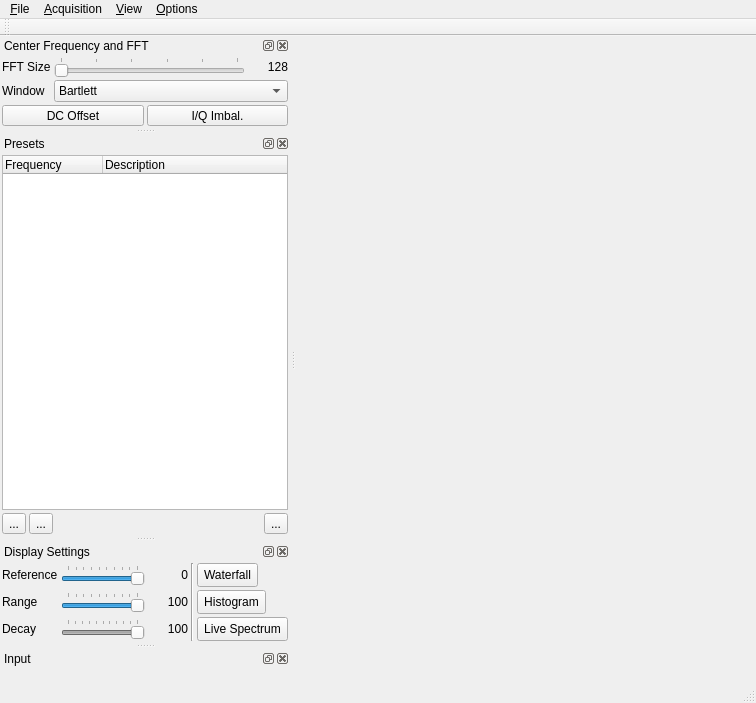
This is mainwindow.ui in osmocom/sdrangelove as Qt 5 draws it before an edit. The edited form follows.
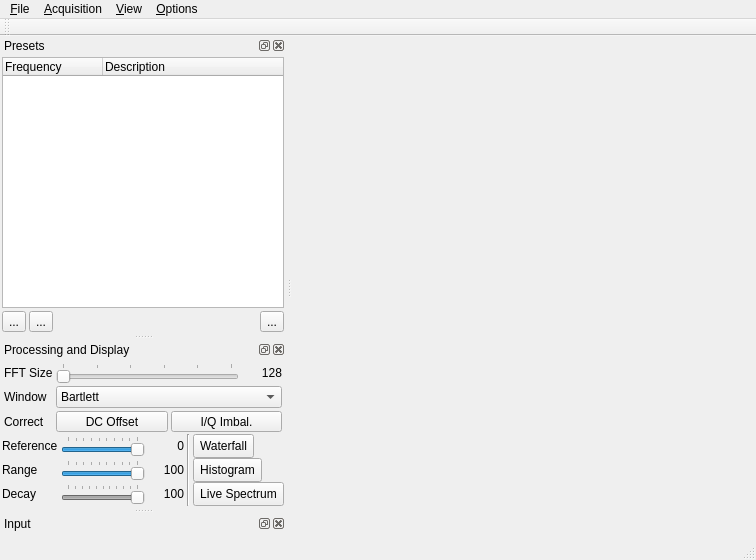
This is the edited form. Icons and pictures are not drawn. Custom widgets are drawn as their Qt base class.

The edit to the form file:
```diff
--- a/mainwindow.ui
+++ b/mainwindow.ui
@@ -7,7 +7,7 @@
     <x>0</x>
     <y>0</y>
     <width>756</width>
-    <height>703</height>
+    <height>560</height>
    </rect>
   </property>
   <property name="windowTitle">
@@ -91,183 +91,6 @@
    </attribute>
   </widget>
   <widget class="QStatusBar" name="statusBar"/>
-  <widget class="QDockWidget" name="freqDock">
-   <property name="windowTitle">
-    <string>Center Frequency and FFT</string>
-   </property>
-   <attribute name="dockWidgetArea">
-    <number>1</number>
-   </attribute>
-   <widget class="QWidget" name="dockWidgetContents_2">
-    <property name="sizePolicy">
-     <sizepolicy hsizetype="Preferred" vsizetype="Maximum">
-      <horstretch>0</horstretch>
-      <verstretch>0</verstretch>
-     </sizepolicy>
-    </property>
-    <layout class="QGridLayout" name="gridLayout_2">
-     <property name="margin">
-      <number>2</number>
-     </property>
-     <property name="spacing">
-      <number>3</number>
-     </property>
-     <item row="2" column="0">
-      <widget class="QLabel" name="label_15">
-       <property name="text">
-        <string>FFT Size</string>
-       </property>
-      </widget>
-     </item>
-     <item row="2" column="1">
-      <widget class="QSlider" name="fftSize">
-       <property name="toolTip">
-        <string>FFT calculation block size</string>
-       </property>
-       <property name="maximum">
-        <number>5</number>
-       </property>
-       <property name="pageStep">
-        <number>1</number>
-       </property>
-       <property name="orientation">
-        <enum>Qt::Horizontal</enum>
-       </property>
-       <property name="tickPosition">
-        <enum>QSlider::TicksAbove</enum>
-       </property>
-       <property name="tickInterval">
-        <number>1</number>
-       </property>
-      </widget>
-     </item>
-     <item row="2" column="2">
-      <widget class="QLabel" name="fftSizeDisplay">
-       <property name="minimumSize">
-        <size>
-         <width>40</width>
-         <height>0</height>
-        </size>
-       </property>
-       <property name="text">
-        <string>128</string>
-       </property>
-       <property name="alignment">
-        <set>Qt::AlignRight|Qt::AlignTrailing|Qt::AlignVCenter</set>
-       </property>
-      </widget>
-     </item>
-     <item row="5" column="0" colspan="3">
-      <spacer name="verticalSpacer_2">
-       <property name="orientation">
-        <enum>Qt::Vertical</enum>
-       </property>
-       <property name="sizeHint" stdset="0">
-        <size>
-         <width>0</width>
-         <height>0</height>
-        </size>
-       </property>
-      </spacer>
-     </item>
-     <item row="3" column="0">
-      <widget class="QLabel" name="label_17">
-       <property name="text">
-        <string>Window</string>
-       </property>
-      </widget>
-     </item>
-     <item row="4" column="0" colspan="3">
-      <layout class="QHBoxLayout" name="horizontalLayout">
-       <property name="spacing">
-        <number>3</number>
-       </property>
-       <item>
-        <widget class="QToolButton" name="dcOffset">
-         <property name="sizePolicy">
-          <sizepolicy hsizetype="MinimumExpanding" vsizetype="Fixed">
-           <horstretch>0</horstretch>
-           <verstretch>0</verstretch>
-          </sizepolicy>
-         </property>
-         <property name="toolTip">
-          <string>Compensate DC offset</string>
-         </property>
-         <property name="text">
-          <string>DC Offset</string>
-         </property>
-         <property name="checkable">
-          <bool>true</bool>
-         </property>
-        </widget>
-       </item>
-       <item>
-        <widget class="QToolButton" name="iqImbalance">
-         <property name="sizePolicy">
-          <sizepolicy hsizetype="MinimumExpanding" vsizetype="Fixed">
-           <horstretch>0</horstretch>
-           <verstretch>0</verstretch>
-          </sizepolicy>
-         </property>
-         <property name="toolTip">
-          <string>Compensate I/Q imbalance</string>
-         </property>
-         <property name="text">
-          <string>I/Q Imbal.</string>
-         </property>
-         <property name="checkable">
-          <bool>true</bool>
-         </property>
-        </widget>
-       </item>
-      </layout>
-     </item>
-     <item row="3" column="1" colspan="2">
-      <widget class="QComboBox" name="fftWindow">
-       <property name="sizePolicy">
-        <sizepolicy hsizetype="Expanding" vsizetype="Fixed">
-         <horstretch>0</horstretch>
-         <verstretch>0</verstretch>
-        </sizepolicy>
-       </property>
-       <property name="toolTip">
-        <string>FFT window function</string>
-       </property>
-       <item>
-        <property name="text">
-         <string>Bartlett</string>
-        </property>
-       </item>
-       <item>
-        <property name="text">
-         <string>Blackman-Harris</string>
-        </property>
-       </item>
-       <item>
-        <property name="text">
-         <string>Flat Top</string>
-        </property>
-       </item>
-       <item>
-        <property name="text">
-         <string>Hamming</string>
-        </property>
-       </item>
-       <item>
-        <property name="text">
-         <string>Hanning</string>
-        </property>
-       </item>
-       <item>
-        <property name="text">
-         <string>Rectangle</string>
-        </property>
-       </item>
-      </widget>
-     </item>
-    </layout>
-   </widget>
-  </widget>
   <widget class="QDockWidget" name="presetDock">
    <property name="windowTitle">
     <string>Presets</string>
@@ -376,15 +199,9 @@
     </layout>
    </widget>
   </widget>
-  <widget class="QDockWidget" name="displayDock">
-   <property name="maximumSize">
-    <size>
-     <width>524287</width>
-     <height>103</height>
-    </size>
-   </property>
+  <widget class="QDockWidget" name="processingDock">
    <property name="windowTitle">
-    <string>Display Settings</string>
+    <string>Processing and Display</string>
    </property>
    <attribute name="dockWidgetArea">
     <number>1</number>
@@ -397,65 +214,33 @@
      </sizepolicy>
     </property>
     <layout class="QGridLayout" name="gridLayout_5">
+     <property name="horizontalSpacing">
+      <number>3</number>
+     </property>
+     <property name="verticalSpacing">
+      <number>0</number>
+     </property>
      <property name="margin">
       <number>2</number>
      </property>
-     <property name="spacing">
-      <number>3</number>
-     </property>
-     <item row="0" column="3">
-      <widget class="QSlider" name="refLevel">
-       <property name="toolTip">
-        <string>Spectrum reference level</string>
-       </property>
-       <property name="minimum">
-        <number>-9</number>
-       </property>
-       <property name="maximum">
-        <number>0</number>
-       </property>
-       <property name="singleStep">
-        <number>1</number>
-       </property>
-       <property name="pageStep">
-        <number>1</number>
-       </property>
-       <property name="orientation">
-        <enum>Qt::Horizontal</enum>
-       </property>
-       <property name="tickPosition">
-        <enum>QSlider::TicksAbove</enum>
-       </property>
-       <property name="tickInterval">
-        <number>1</number>
-       </property>
-      </widget>
-     </item>
-     <item row="3" column="2">
-      <spacer name="verticalSpacer_4">
-       <property name="orientation">
-        <enum>Qt::Vertical</enum>
-       </property>
-       <property name="sizeHint" stdset="0">
-        <size>
-         <width>0</width>
-         <height>0</height>
-        </size>
-       </property>
-      </spacer>
-     </item>
-     <item row="0" column="2">
+     <item row="4" column="2">
       <widget class="QLabel" name="label_5">
        <property name="text">
         <string>Reference</string>
        </property>
       </widget>
      </item>
-     <item row="0" column="4">
+     <item row="4" column="6">
       <widget class="QLabel" name="refLevelDisplay">
+       <property name="sizePolicy">
+        <sizepolicy hsizetype="Maximum" vsizetype="Preferred">
+         <horstretch>0</horstretch>
+         <verstretch>0</verstretch>
+        </sizepolicy>
+       </property>
        <property name="minimumSize">
         <size>
-         <width>40</width>
+         <width>30</width>
          <height>0</height>
         </size>
        </property>
@@ -467,11 +252,17 @@
        </property>
       </widget>
      </item>
-     <item row="1" column="4">
+     <item row="6" column="6">
       <widget class="QLabel" name="levelRangeDisplay">
+       <property name="sizePolicy">
+        <sizepolicy hsizetype="Maximum" vsizetype="Preferred">
+         <horstretch>0</horstretch>
+         <verstretch>0</verstretch>
+        </sizepolicy>
+       </property>
        <property name="minimumSize">
         <size>
-         <width>40</width>
+         <width>30</width>
          <height>0</height>
         </size>
        </property>
@@ -483,56 +274,31 @@
        </property>
       </widget>
      </item>
-     <item row="1" column="2">
+     <item row="6" column="2">
       <widget class="QLabel" name="label_6">
        <property name="text">
         <string>Range</string>
        </property>
       </widget>
      </item>
-     <item row="1" column="3">
-      <widget class="QSlider" name="levelRange">
-       <property name="toolTip">
-        <string>Spectrum range</string>
-       </property>
-       <property name="minimum">
-        <number>1</number>
-       </property>
-       <property name="maximum">
-        <number>10</number>
-       </property>
-       <property name="singleStep">
-        <number>1</number>
-       </property>
-       <property name="pageStep">
-        <number>1</number>
-       </property>
-       <property name="value">
-        <number>10</number>
-       </property>
-       <property name="orientation">
-        <enum>Qt::Horizontal</enum>
-       </property>
-       <property name="tickPosition">
-        <enum>QSlider::TicksAbove</enum>
-       </property>
-       <property name="tickInterval">
-        <number>1</number>
-       </property>
-      </widget>
-     </item>
-     <item row="2" column="2">
+     <item row="7" column="2">
       <widget class="QLabel" name="label_7">
        <property name="text">
         <string>Decay</string>
        </property>
       </widget>
      </item>
-     <item row="2" column="4">
+     <item row="7" column="6">
       <widget class="QLabel" name="levelRangeDisplay_2">
+       <property name="sizePolicy">
+        <sizepolicy hsizetype="Maximum" vsizetype="Preferred">
+         <horstretch>0</horstretch>
+         <verstretch>0</verstretch>
+        </sizepolicy>
+       </property>
        <property name="minimumSize">
         <size>
-         <width>40</width>
+         <width>30</width>
          <height>0</height>
         </size>
        </property>
@@ -544,61 +310,7 @@
        </property>
       </widget>
      </item>
-     <item row="2" column="3">
-      <widget class="QSlider" name="levelRange_2">
-       <property name="enabled">
-        <bool>false</bool>
-       </property>
-       <property name="toolTip">
-        <string>Digital phosphor effect decay time</string>
-       </property>
-       <property name="maximum">
-        <number>100</number>
-       </property>
-       <property name="singleStep">
-        <number>10</number>
-       </property>
-       <property name="pageStep">
-        <number>10</number>
-       </property>
-       <property name="value">
-        <number>100</number>
-       </property>
-       <property name="orientation">
-        <enum>Qt::Horizontal</enum>
-       </property>
-       <property name="tickPosition">
-        <enum>QSlider::TicksAbove</enum>
-       </property>
-       <property name="tickInterval">
-        <number>10</number>
-       </property>
-      </widget>
-     </item>
-     <item row="0" column="6">
-      <widget class="QToolButton" name="waterfall">
-       <property name="minimumSize">
-        <size>
-         <width>24</width>
-         <height>24</height>
-        </size>
-       </property>
-       <property name="toolTip">
-        <string>Display waterfall</string>
-       </property>
-       <property name="text">
-        <string>Waterfall</string>
-       </property>
-       <property name="icon">
-        <iconset resource="resources/res.qrc">
-         <normaloff>:/waterfall.png</normaloff>:/waterfall.png</iconset>
-       </property>
-       <property name="checkable">
-        <bool>true</bool>
-       </property>
-      </widget>
-     </item>
-     <item row="1" column="6">
+     <item row="6" column="8">
       <widget class="QToolButton" name="histogram">
        <property name="minimumSize">
         <size>
@@ -621,7 +333,7 @@
        </property>
       </widget>
      </item>
-     <item row="2" column="6">
+     <item row="7" column="8">
       <widget class="QToolButton" name="liveSpectrum">
        <property name="minimumSize">
         <size>
@@ -644,13 +356,283 @@
        </property>
       </widget>
      </item>
-     <item row="0" column="5" rowspan="3">
+     <item row="4" column="7" rowspan="4">
       <widget class="Line" name="line_2">
        <property name="orientation">
         <enum>Qt::Vertical</enum>
        </property>
       </widget>
      </item>
+     <item row="4" column="8">
+      <widget class="QToolButton" name="waterfall">
+       <property name="minimumSize">
+        <size>
+         <width>24</width>
+         <height>24</height>
+        </size>
+       </property>
+       <property name="toolTip">
+        <string>Display waterfall</string>
+       </property>
+       <property name="text">
+        <string>Waterfall</string>
+       </property>
+       <property name="icon">
+        <iconset resource="resources/res.qrc">
+         <normaloff>:/waterfall.png</normaloff>:/waterfall.png</iconset>
+       </property>
+       <property name="checkable">
+        <bool>true</bool>
+       </property>
+      </widget>
+     </item>
+     <item row="4" column="3">
+      <widget class="QSlider" name="refLevel">
+       <property name="toolTip">
+        <string>Spectrum reference level</string>
+       </property>
+       <property name="minimum">
+        <number>-9</number>
+       </property>
+       <property name="maximum">
+        <number>0</number>
+       </property>
+       <property name="singleStep">
+        <number>1</number>
+       </property>
+       <property name="pageStep">
+        <number>1</number>
+       </property>
+       <property name="orientation">
+        <enum>Qt::Horizontal</enum>
+       </property>
+       <property name="tickPosition">
+        <enum>QSlider::TicksAbove</enum>
+       </property>
+       <property name="tickInterval">
+        <number>1</number>
+       </property>
+      </widget>
+     </item>
+     <item row="6" column="3">
+      <widget class="QSlider" name="levelRange">
+       <property name="toolTip">
+        <string>Spectrum range</string>
+       </property>
+       <property name="minimum">
+        <number>1</number>
+       </property>
+       <property name="maximum">
+        <number>10</number>
+       </property>
+       <property name="singleStep">
+        <number>1</number>
+       </property>
+       <property name="pageStep">
+        <number>1</number>
+       </property>
+       <property name="value">
+        <number>10</number>
+       </property>
+       <property name="orientation">
+        <enum>Qt::Horizontal</enum>
+       </property>
+       <property name="tickPosition">
+        <enum>QSlider::TicksAbove</enum>
+       </property>
+       <property name="tickInterval">
+        <number>1</number>
+       </property>
+      </widget>
+     </item>
+     <item row="7" column="3">
+      <widget class="QSlider" name="levelRange_2">
+       <property name="enabled">
+        <bool>false</bool>
+       </property>
+       <property name="toolTip">
+        <string>Digital phosphor effect decay time</string>
+       </property>
+       <property name="maximum">
+        <number>100</number>
+       </property>
+       <property name="singleStep">
+        <number>10</number>
+       </property>
+       <property name="pageStep">
+        <number>10</number>
+       </property>
+       <property name="value">
+        <number>100</number>
+       </property>
+       <property name="orientation">
+        <enum>Qt::Horizontal</enum>
+       </property>
+       <property name="tickPosition">
+        <enum>QSlider::TicksAbove</enum>
+       </property>
+       <property name="tickInterval">
+        <number>10</number>
+       </property>
+      </widget>
+     </item>
+     <item row="0" column="2" colspan="7">
+      <layout class="QGridLayout" name="gridLayout">
+       <property name="margin">
+        <number>2</number>
+       </property>
+       <property name="spacing">
+        <number>3</number>
+       </property>
+       <item row="0" column="0">
+        <widget class="QLabel" name="label_15">
+         <property name="text">
+          <string>FFT Size</string>
+         </property>
+        </widget>
+       </item>
+       <item row="0" column="2">
+        <widget class="QLabel" name="fftSizeDisplay">
+         <property name="minimumSize">
+          <size>
+           <width>40</width>
+           <height>0</height>
+          </size>
+         </property>
+         <property name="text">
+          <string>128</string>
+         </property>
+         <property name="alignment">
+          <set>Qt::AlignRight|Qt::AlignTrailing|Qt::AlignVCenter</set>
+         </property>
+        </widget>
+       </item>
+       <item row="1" column="0">
+        <widget class="QLabel" name="label_17">
+         <property name="text">
+          <string>Window</string>
+         </property>
+        </widget>
+       </item>
+       <item row="0" column="1">
+        <widget class="QSlider" name="fftSize">
+         <property name="toolTip">
+          <string>FFT calculation block size</string>
+         </property>
+         <property name="maximum">
+          <number>5</number>
+         </property>
+         <property name="pageStep">
+          <number>1</number>
+         </property>
+         <property name="orientation">
+          <enum>Qt::Horizontal</enum>
+         </property>
+         <property name="tickPosition">
+          <enum>QSlider::TicksAbove</enum>
+         </property>
+         <property name="tickInterval">
+          <number>1</number>
+         </property>
+        </widget>
+       </item>
+       <item row="1" column="1" colspan="2">
+        <widget class="QComboBox" name="fftWindow">
+         <property name="sizePolicy">
+          <sizepolicy hsizetype="Expanding" vsizetype="Fixed">
+           <horstretch>0</horstretch>
+           <verstretch>0</verstretch>
+          </sizepolicy>
+         </property>
+         <property name="toolTip">
+          <string>FFT window function</string>
+         </property>
+         <item>
+          <property name="text">
+           <string>Bartlett</string>
+          </property>
+         </item>
+         <item>
+          <property name="text">
+           <string>Blackman-Harris</string>
+          </property>
+         </item>
+         <item>
+          <property name="text">
+           <string>Flat Top</string>
+          </property>
+         </item>
+         <item>
+          <property name="text">
+           <string>Hamming</string>
+          </property>
+         </item>
+         <item>
+          <property name="text">
+           <string>Hanning</string>
+          </property>
+         </item>
+         <item>
+          <property name="text">
+           <string>Rectangle</string>
+          </property>
+         </item>
+        </widget>
+       </item>
+       <item row="2" column="1" colspan="2">
+        <layout class="QHBoxLayout" name="horizontalLayout">
+         <property name="spacing">
+          <number>3</number>
+         </property>
+         <item>
+          <widget class="QToolButton" name="dcOffset">
+           <property name="sizePolicy">
+            <sizepolicy hsizetype="MinimumExpanding" vsizetype="Fixed">
+             <horstretch>0</horstretch>
+             <verstretch>0</verstretch>
+            </sizepolicy>
+           </property>
+           <property name="toolTip">
+            <string>Compensate DC offset</string>
+           </property>
+           <property name="text">
+            <string>DC Offset</string>
+           </property>
+           <property name="checkable">
+            <bool>true</bool>
+           </property>
+          </widget>
+         </item>
+         <item>
+          <widget class="QToolButton" name="iqImbalance">
+           <property name="sizePolicy">
+            <sizepolicy hsizetype="MinimumExpanding" vsizetype="Fixed">
+             <horstretch>0</horstretch>
+             <verstretch>0</verstretch>
+            </sizepolicy>
+           </property>
+           <property name="toolTip">
+            <string>Compensate I/Q imbalance</string>
+           </property>
+           <property name="text">
+            <string>I/Q Imbal.</string>
+           </property>
+           <property name="checkable">
+            <bool>true</bool>
+           </property>
+          </widget>
+         </item>
+        </layout>
+       </item>
+       <item row="2" column="0">
+        <widget class="QLabel" name="label_18">
+         <property name="text">
+          <string>Correct</string>
+         </property>
+        </widget>
+       </item>
+      </layout>
+     </item>
     </layout>
    </widget>
   </widget>
```
Left out of the diff: 2 changed lines with no effect on the pictures.
